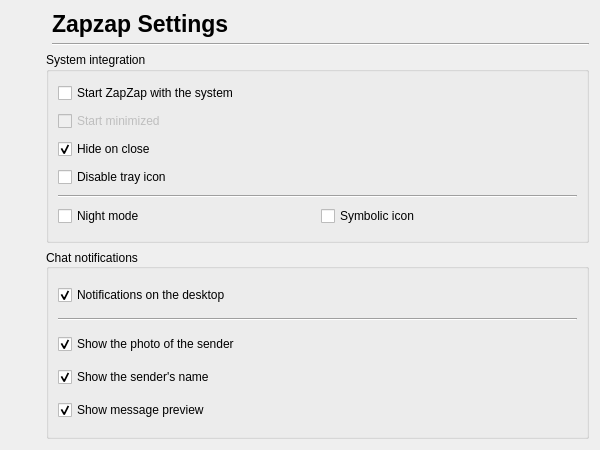
rafatosta/zapzap, file zapzap/view/settings.ui: the form before one commit.
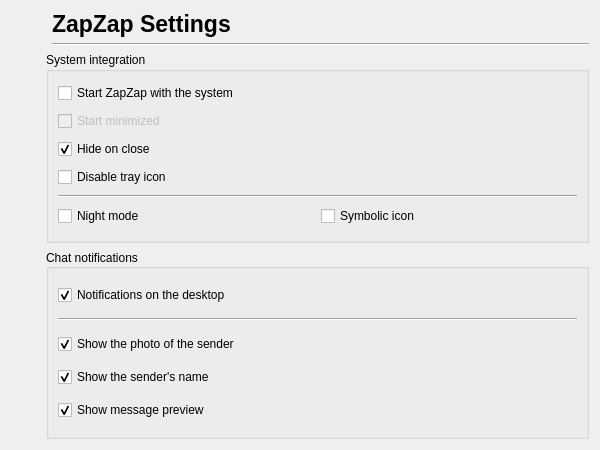
The form after the commit. Icons and pictures are not drawn.

Diff of the .ui file:
```diff
--- a/zapzap/view/settings.ui
+++ b/zapzap/view/settings.ui
@@ -91,7 +91,7 @@
           </font>
          </property>
          <property name="text">
-          <string>Zapzap Settings</string>
+          <string>ZapZap Settings</string>
          </property>
         </widget>
        </item>
```
